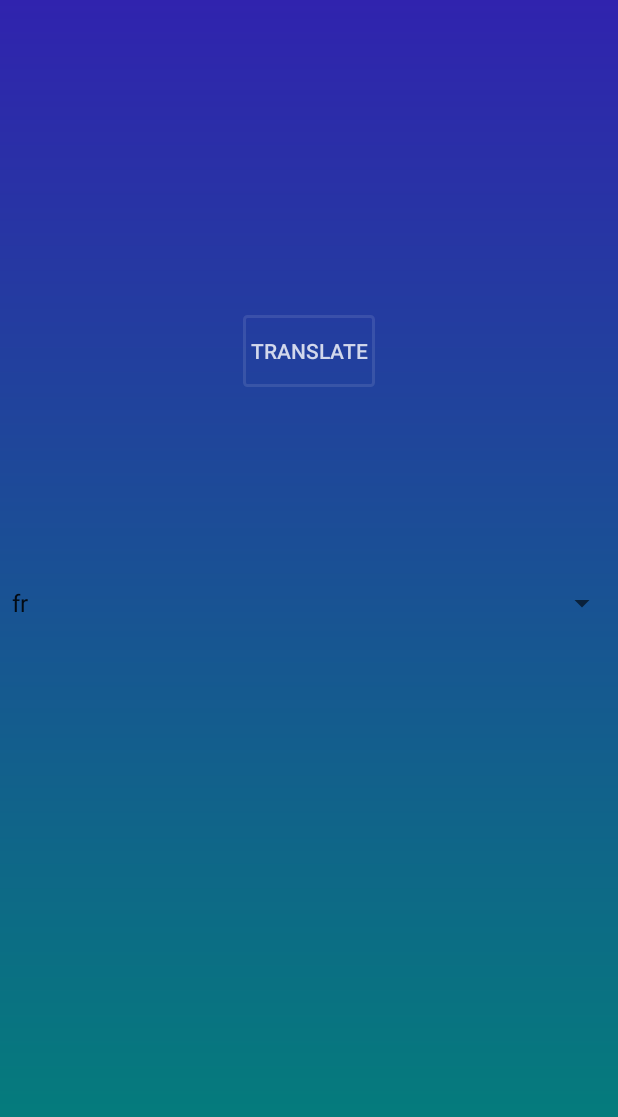
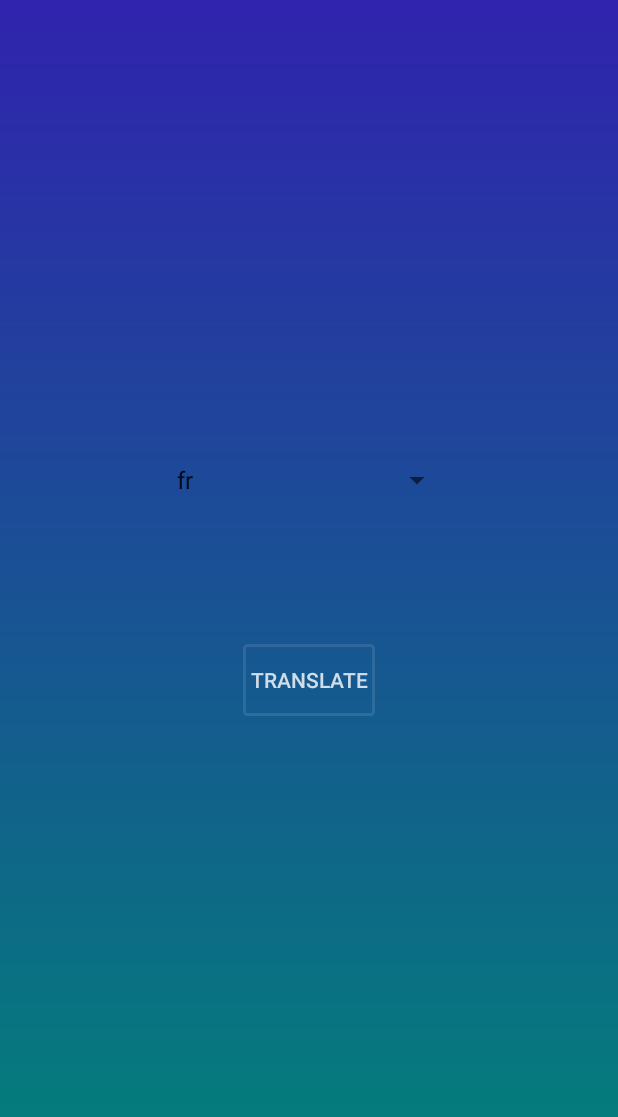
Before and after one commit to Liampeel/TranslateApp, an Android app: the TranslateActivity screen opened directly, with no data from a screen before it, on a phone screen of 412 x 824 dp. Shown: the top 1117 px of the screen. Run offline under Robolectric (Android 15) with nearby library versions, the phone set to English and light mode, and no system bars; libraries missing offline, so code that uses them is left out: com.google.auth.oauth2, com.google.cloud.translate, com.google.firebase.ml.

Commit message:
Moved detect lang to translate activity

```diff
--- a/app/src/main/java/com/example/myapplication/OCRActivity.kt
+++ b/app/src/main/java/com/example/myapplication/OCRActivity.kt
@@ -163,21 +163,6 @@ class OCRActivity : AppCompatActivity() {
             output += "$blockText "
         }
 
-        val languageIdentifier = FirebaseNaturalLanguage.getInstance().languageIdentification
-
-        println(output)
-        languageIdentifier.identifyLanguage(output)
-            .addOnSuccessListener { lang ->
-                if (lang !== "und") {
-                    detected_language.text = "Language detected = $lang"
-                    println("Language = $lang")
-                } else {
-                    println("Can't detect language")
-                }
-            }
-            .addOnFailureListener { e ->
-                e.printStackTrace()
-            }
     }
 
 
--- a/app/src/main/java/com/example/myapplication/TranslateActivity.kt
+++ b/app/src/main/java/com/example/myapplication/TranslateActivity.kt
@@ -8,9 +8,12 @@ import android.os.Bundle
 import android.os.StrictMode
 import android.widget.ArrayAdapter
 import android.widget.TextView
+import android.widget.Toast
 import com.google.auth.oauth2.GoogleCredentials
 import com.google.cloud.translate.Translate
 import com.google.cloud.translate.TranslateOptions
+import com.google.firebase.ml.naturallanguage.FirebaseNaturalLanguage
+import kotlinx.android.synthetic.main.activity_ocr.*
 import kotlinx.android.synthetic.main.activity_translate.*
 import java.io.IOException
 
@@ -19,14 +22,22 @@ class TranslateActivity : AppCompatActivity() {
 
     private var translate: Translate? = null
     lateinit var input: TextView
+    lateinit var langDetected: TextView
+
 
     override fun onCreate(savedInstanceState: Bundle?) {
         super.onCreate(savedInstanceState)
         setContentView(R.layout.activity_translate)
         input = findViewById(R.id.inputToTranslate)
+        langDetected = findViewById(R.id.langDetected)
+
 
         val translate: String? = intent.getStringExtra("translate")
         input.text = translate
+
+        if (translate != null) {
+            detectLang(translate)
+        }
 
         val languageList = arrayListOf<String>()
         languageList.add("fr")
@@ -60,6 +71,26 @@ class TranslateActivity : AppCompatActivity() {
                 translatedTv!!.text = resources.getString(R.string.no_connection)
             }
         }
+    }
+
+
+    private fun detectLang(output: String){
+        val languageIdentifier = FirebaseNaturalLanguage.getInstance().languageIdentification
+
+        println(output)
+        languageIdentifier.identifyLanguage(output)
+            .addOnSuccessListener { lang ->
+                if (lang !== "und") {
+                    langDetected.text = "Language detected = $lang"
+                    println("Language = $lang")
+                } else {
+                    Toast.makeText(this, "Can't Detect Language", Toast.LENGTH_LONG).show()
+
+                }
+            }
+            .addOnFailureListener { e ->
+                e.printStackTrace()
+            }
     }
 
     private fun getTranslateService() {
--- a/app/src/main/res/layout/activity_translate.xml
+++ b/app/src/main/res/layout/activity_translate.xml
@@ -22,12 +22,46 @@
     android:inputType="text"
     tools:ignore="TextViewEdits" />
 
+    <TextView
+        android:id="@+id/langDetected"
+        android:layout_width="263dp"
+        android:layout_height="40dp"
+        android:layout_gravity="center"
+        android:layout_marginTop="10dp"
+        android:layout_marginBottom="40dp"
+        android:ems="10"
+        android:hint=""
+        android:inputType="text"
+        android:textColor="@color/login_form_details"
+        android:textColorHint="@color/login_form_details"
+        android:textSize="20sp"
+        tools:ignore="TextViewEdits" />
+
+
+    <Spinner
+        android:id="@+id/language_selector"
+        android:layout_width="192dp"
+        android:layout_gravity="center_horizontal"
+        android:layout_height="40dp" />
+
+
+    <TextView
+        android:id="@+id/spinTing"
+        android:layout_width="262dp"
+        android:layout_height="wrap_content"
+        android:layout_gravity="center_horizontal"
+        android:gravity="center_horizontal"
+        android:padding="10dp"
+        android:textColor="@color/login_form_details"
+        android:textColorHint="#FFFFFF" />
+
     <Button
         android:id="@+id/translateButton"
         android:layout_width="wrap_content"
         android:layout_height="wrap_content"
         android:layout_gravity="center"
         android:layout_marginBottom="32dp"
+        android:layout_marginTop="50dp"
         android:background="@drawable/button_background"
         android:textColor="@color/login_form_details"
         android:text="Translate" />
@@ -36,22 +70,9 @@
         android:id="@+id/translatedTv"
         android:layout_width="200dp"
         android:layout_height="100dp"
+        android:layout_marginTop="50dp"
         android:layout_gravity="center"
         android:textColor="@color/login_form_details"
         android:textSize="20sp" />
 
-    <Spinner
-        android:id="@+id/language_selector"
-        android:layout_width="match_parent"
-        android:layout_height="wrap_content" />
-
-
-    <TextView
-        android:id="@+id/spinTing"
-        android:layout_width="match_parent"
-        android:layout_height="wrap_content"
-        android:textColor="@color/login_form_details"
-        android:padding="10dp"
-        />
-
 </LinearLayout>
```
Lines whose indentation alone changed are shown as unchanged.
